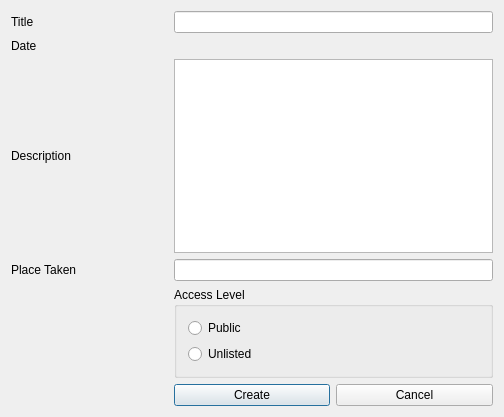
KDE/kipi-plugins, file picasawebexport/picasawebnewalbumdialog.ui: the form before one commit.
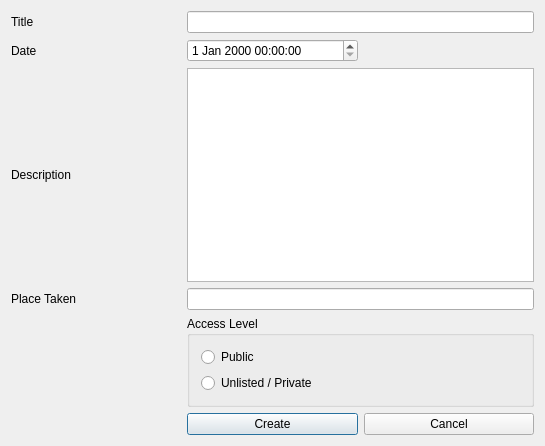
The form after the commit. Custom widgets are drawn as their Qt base class.

Commit message:
Fixing the Album creation bugs. The timestamp will be correct now and the "unlisted" albums creation possible.
BUGS: 175219, 175222

```diff
--- a/picasawebexport/picasawebnewalbumdialog.ui
+++ b/picasawebexport/picasawebnewalbumdialog.ui
@@ -5,8 +5,8 @@
    <rect>
     <x>0</x>
     <y>0</y>
-    <width>504</width>
-    <height>417</height>
+    <width>545</width>
+    <height>446</height>
    </rect>
   </property>
   <property name="windowTitle" >
@@ -26,20 +26,7 @@
    <item row="0" column="1" colspan="2" >
     <widget class="KLineEdit" name="m_titleLineEdit" />
    </item>
-   <item row="1" column="0" >
-    <widget class="QLabel" name="textLabel3" >
-     <property name="text" >
-      <string>Date</string>
-     </property>
-     <property name="wordWrap" >
-      <bool>false</bool>
-     </property>
-    </widget>
-   </item>
-   <item row="1" column="1" colspan="2" >
-    <widget class="KDateTimeWidget" name="m_dateAndTimeEdit" />
-   </item>
-   <item row="2" column="0" >
+   <item row="3" column="0" >
     <widget class="QLabel" name="textLabel2" >
      <property name="text" >
       <string>Description</string>
@@ -49,10 +36,10 @@
      </property>
     </widget>
    </item>
-   <item row="2" column="1" colspan="2" >
+   <item row="3" column="1" colspan="2" >
     <widget class="KTextEdit" name="m_descriptionTextBox" />
    </item>
-   <item row="3" column="0" >
+   <item row="4" column="0" >
     <widget class="QLabel" name="textLabel4" >
      <property name="text" >
       <string>Place Taken</string>
@@ -62,10 +49,10 @@
      </property>
     </widget>
    </item>
-   <item row="3" column="1" colspan="2" >
-    <widget class="KLineEdit" name="m_locationLineEdit" />
-   </item>
    <item row="4" column="1" colspan="2" >
+    <widget class="KLineEdit" name="m_locationLineEdit" />
+   </item>
+   <item row="5" column="1" colspan="2" >
     <widget class="QGroupBox" name="m_accessRadioButton" >
      <property name="title" >
       <string>Access Level</string>
@@ -81,37 +68,45 @@
       <item>
        <widget class="QRadioButton" name="m_isUnlistedRadioButton" >
         <property name="text" >
-         <string>Unlisted </string>
+         <string>Unlisted / Private</string>
         </property>
        </widget>
       </item>
      </layout>
     </widget>
    </item>
-   <item row="5" column="1" >
+   <item row="6" column="1" >
     <widget class="QPushButton" name="m_createAlbumButton" >
      <property name="text" >
       <string>Create</string>
      </property>
     </widget>
    </item>
-   <item row="5" column="2" >
+   <item row="6" column="2" >
     <widget class="QPushButton" name="m_cancelButton" >
      <property name="text" >
       <string>Cancel</string>
      </property>
     </widget>
    </item>
+   <item row="2" column="0" >
+    <widget class="QLabel" name="textLabel3" >
+     <property name="text" >
+      <string>Date</string>
+     </property>
+     <property name="wordWrap" >
+      <bool>false</bool>
+     </property>
+    </widget>
+   </item>
+   <item row="2" column="1" >
+    <widget class="QDateTimeEdit" name="m_dateTimeEdit" />
+   </item>
   </layout>
  </widget>
  <layoutdefault spacing="6" margin="11" />
  <pixmapfunction>qPixmapFromMimeSource</pixmapfunction>
  <customwidgets>
-  <customwidget>
-   <class>KDateTimeWidget</class>
-   <extends>QWidget</extends>
-   <header>kdatetimewidget.h</header>
-  </customwidget>
   <customwidget>
    <class>KLineEdit</class>
    <extends>QLineEdit</extends>
```
The commit also changes 3 other files.
